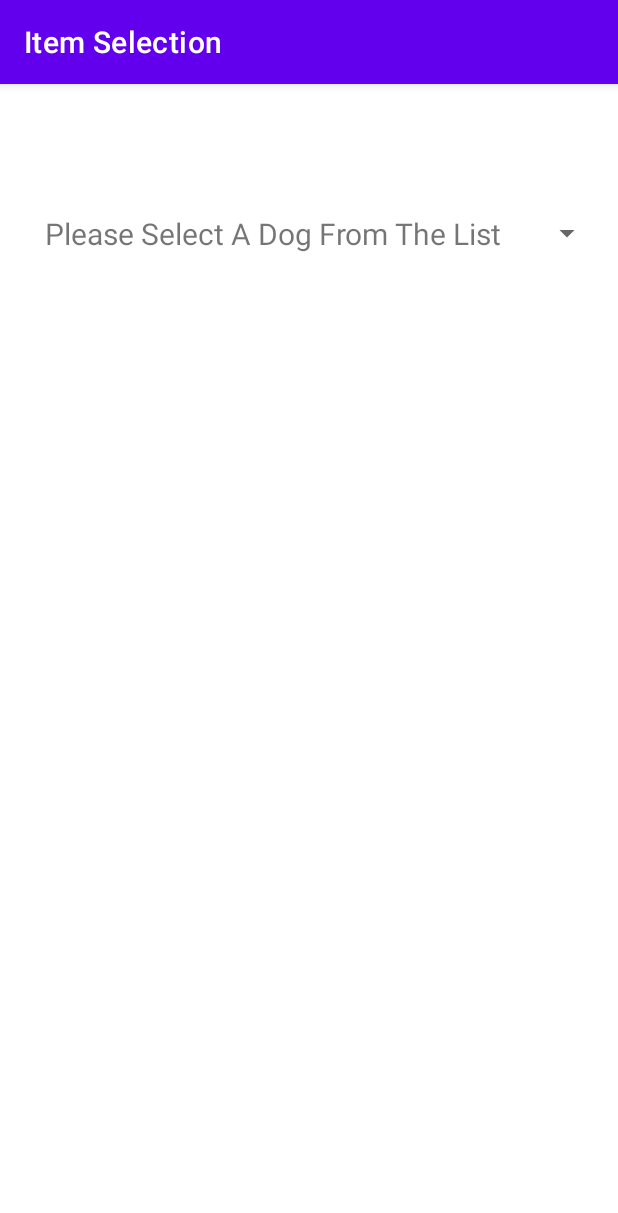
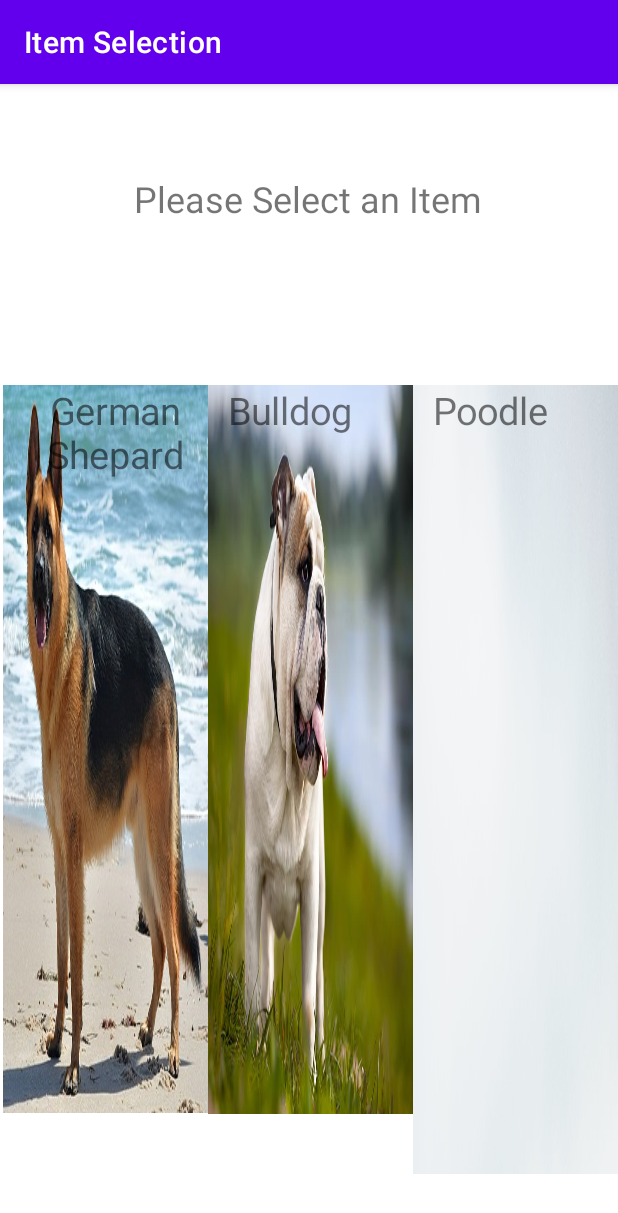
Before and after one commit to jamar-palmer/TransferApp, an Android app: the screen it shows after launch (SelectionActivity), on a phone screen of 412 x 824 dp. Shown: the top 1213 px of the screen. Run offline under Robolectric (Android 15) with nearby library versions, the phone set to English and light mode, and no system bars.

Commit message:
Layout prepped

```diff
--- a/app/src/main/java/edu/temple/transferapp/DisplayActivity.java
+++ b/app/src/main/java/edu/temple/transferapp/DisplayActivity.java
@@ -41,7 +41,7 @@ public class DisplayActivity extends AppCompatActivity {
 
     private void showPicture(int position) {
         if (position != 0) {
-            imageView.setImageResource(dogImages[position-1]);
+            imageView.setImageResource(dogImages[position]);
         } else {
             imageView.setImageResource(0);
         }
--- a/app/src/main/java/edu/temple/transferapp/ImageAdapter.java
+++ b/app/src/main/java/edu/temple/transferapp/ImageAdapter.java
@@ -1,6 +1,7 @@
 package edu.temple.transferapp;
 
 import android.content.Context;
+import android.graphics.drawable.Drawable;
 import android.view.Gravity;
 import android.view.View;
 import android.view.ViewGroup;
@@ -42,32 +43,30 @@ public class ImageAdapter extends BaseAdapter {
 
     @Override
         public View getView(int position, View convertView, ViewGroup parent) {
+        LinearLayout linearLayout = new LinearLayout(context);
+        linearLayout.setOrientation(LinearLayout.HORIZONTAL);
+        //linearLayout.getLayoutParams().height = 50;
+        //params;
+        //params.width =50;
             TextView textView = new TextView(context);
+            ImageView pic = new ImageView(context);
+        linearLayout.addView(textView);
+        //linearLayout.addView(pic);
+        //pic.getLayoutParams().height= 50;
+
+
+        textView.setPadding(20,0,0,0);
             textView.setText(items.get(position));
+            linearLayout.setBackground(context.getDrawable(pics.get(position)));
+          //  pic.
             textView.setGravity(Gravity.CENTER);
-            textView.setTextSize(20);
-            return textView;
-        }
+            textView.setTextSize(25);
+        textView.setText(items.get(position));
 
-        @Override
-        public View getDropDownView(int position, View convertView, ViewGroup parent) {
-
-            LinearLayout linearLayout = new LinearLayout(context);
-            linearLayout.setOrientation(LinearLayout.HORIZONTAL);
-            TextView desc = new TextView(context);
-            ImageView pic = new ImageView(context);
-            linearLayout.addView(desc);
-            linearLayout.addView(pic);
-            pic.getLayoutParams().height= 50;
-            desc.setTextSize(15);
-            desc.setPadding(20,0,0,0);
-
-            desc.setText(items.get(position));
-            if(position == 0){}else {
-                pic.setImageResource(pics.get(position-1));
-            }
 
             return linearLayout;
         }
 
+
+
     }
--- a/app/src/main/java/edu/temple/transferapp/SelectionActivity.java
+++ b/app/src/main/java/edu/temple/transferapp/SelectionActivity.java
@@ -6,6 +6,7 @@ import android.content.Intent;
 import android.os.Bundle;
 import android.view.View;
 import android.widget.AdapterView;
+import android.widget.GridView;
 import android.widget.ImageView;
 import android.widget.Spinner;
 
@@ -13,8 +14,8 @@ import java.util.ArrayList;
 
 public class SelectionActivity extends AppCompatActivity {
 
-    Spinner spinner;
-    private final int CODE = 1;
+    GridView gridView;
+    //private final int CODE = 1;
 
     @Override
     protected void onCreate(Bundle savedInstanceState) {
@@ -23,9 +24,7 @@ public class SelectionActivity extends AppCompatActivity {
 
         this.setTitle("Item Selection");
 
-
         ArrayList dogList = new ArrayList<String>();
-        dogList.add("Please Select A Dog From The List");
         dogList.add("German Shepard");
         dogList.add("Bulldog");
         dogList.add("Poodle");
@@ -41,25 +40,27 @@ public class SelectionActivity extends AppCompatActivity {
         dogImage.add(R.drawable.daschund);
         dogImage.add(R.drawable.pomeranian);
 
-        spinner = findViewById(R.id.spinner);
+        gridView = findViewById(R.id.gvNew);
 
         ImageAdapter adapter = new ImageAdapter(this, dogList, dogImage);
-        spinner.setAdapter(adapter);
-        spinner.setOnItemSelectedListener(new AdapterView.OnItemSelectedListener() {
-
+        gridView.setAdapter(adapter);
+        gridView.setOnItemClickListener(new AdapterView.OnItemClickListener() {
             @Override
-            public void onItemSelected(AdapterView<?> parent, View view, int position, long id) {
-
+            public void onItemClick(AdapterView<?> parent, View view, int position, long id) {
                 if(position != 0) {
                     Intent launchIntent = new Intent(SelectionActivity.this, DisplayActivity.class);
                     launchIntent.putExtra("description", dogList.get(position).toString());
                     launchIntent.putExtra("image", position);
-                    startActivityForResult(launchIntent, CODE);
+                    startActivity(launchIntent);
                     finish();
                 }
             }
-            @Override
-            public void onNothingSelected(AdapterView<?> parent) { }
+
         });
+
+
+
+
+
     }
 }
--- a/app/src/main/res/layout/activity_main.xml
+++ b/app/src/main/res/layout/activity_main.xml
@@ -6,16 +6,27 @@
     android:layout_height="match_parent"
     tools:context=".SelectionActivity">
 
-    <Spinner
-        android:id="@+id/spinner"
-        android:layout_width="match_parent"
+    <TextView
+        android:id="@+id/textView"
+        android:layout_width="wrap_content"
         android:layout_height="wrap_content"
-        android:layout_marginStart="10dp"
-        android:layout_marginTop="69dp"
-        android:layout_marginEnd="10dp"
-        android:layout_marginBottom="638dp"
-        app:layout_constraintBottom_toBottomOf="parent"
+        android:layout_marginTop="60dp"
+        android:text="Please Select an Item"
+        android:textSize="24sp"
         app:layout_constraintEnd_toEndOf="parent"
+        app:layout_constraintHorizontal_bias="0.498"
         app:layout_constraintStart_toStartOf="parent"
         app:layout_constraintTop_toTopOf="parent" />
+
+    <GridView
+        android:id="@+id/gvNew"
+        android:layout_width="410dp"
+        android:layout_height="526dp"
+        android:layout_marginStart="2dp"
+        android:layout_marginTop="108dp"
+        android:numColumns="3"
+        app:layout_constraintEnd_toEndOf="parent"
+        app:layout_constraintHorizontal_bias="1.0"
+        app:layout_constraintStart_toStartOf="parent"
+        app:layout_constraintTop_toBottomOf="@+id/textView" />
 </androidx.constraintlayout.widget.ConstraintLayout>
```
